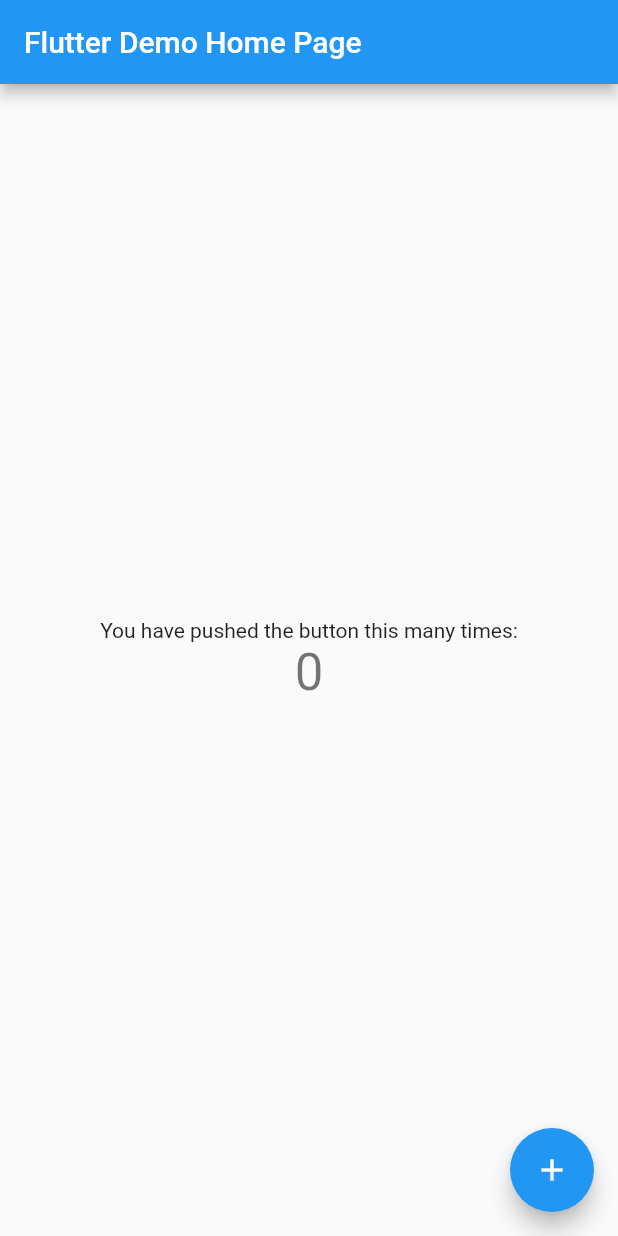
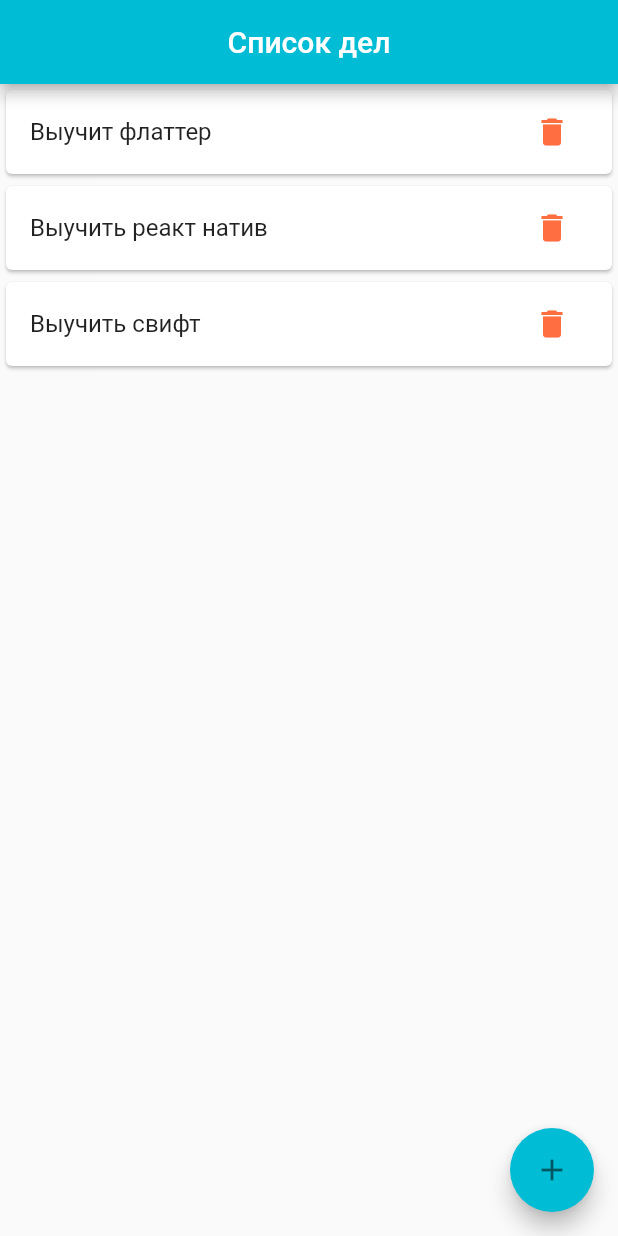
Before and after one commit to kirbi96/flatter, a Flutter app: the screen it shows after launch, on a phone screen of 412 x 824 dp. Run offline on Flutter 3.47's test engine with Material 2 defaults, Android fonts, the phone set to English and light mode, and no system bars.

Commit message:
create todo

```diff
--- a/lib/main.dart
+++ b/lib/main.dart
@@ -1,115 +1,9 @@
 import 'package:flutter/material.dart';
+import 'package:flutter_app/screens/home.dart';
 
-void main() {
-  runApp(const MyApp());
-}
-
-class MyApp extends StatelessWidget {
-  const MyApp({Key? key}) : super(key: key);
-
-  // This widget is the root of your application.
-  @override
-  Widget build(BuildContext context) {
-    return MaterialApp(
-      title: 'Flutter Demo',
-      theme: ThemeData(
-        // This is the theme of your application.
-        //
-        // Try running your application with "flutter run". You'll see the
-        // application has a blue toolbar. Then, without quitting the app, try
-        // changing the primarySwatch below to Colors.green and then invoke
-        // "hot reload" (press "r" in the console where you ran "flutter run",
-        // or simply save your changes to "hot reload" in a Flutter IDE).
-        // Notice that the counter didn't reset back to zero; the application
-        // is not restarted.
-        primarySwatch: Colors.blue,
-      ),
-      home: const MyHomePage(title: 'Flutter Demo Home Page'),
-    );
-  }
-}
-
-class MyHomePage extends StatefulWidget {
-  const MyHomePage({Key? key, required this.title}) : super(key: key);
-
-  // This widget is the home page of your application. It is stateful, meaning
-  // that it has a State object (defined below) that contains fields that affect
-  // how it looks.
-
-  // This class is the configuration for the state. It holds the values (in this
-  // case the title) provided by the parent (in this case the App widget) and
-  // used by the build method of the State. Fields in a Widget subclass are
-  // always marked "final".
-
-  final String title;
-
-  @override
-  State<MyHomePage> createState() => _MyHomePageState();
-}
-
-class _MyHomePageState extends State<MyHomePage> {
-  int _counter = 0;
-
-  void _incrementCounter() {
-    setState(() {
-      // This call to setState tells the Flutter framework that something has
-      // changed in this State, which causes it to rerun the build method below
-      // so that the display can reflect the updated values. If we changed
-      // _counter without calling setState(), then the build method would not be
-      // called again, and so nothing would appear to happen.
-      _counter++;
-    });
-  }
-
-  @override
-  Widget build(BuildContext context) {
-    // This method is rerun every time setState is called, for instance as done
-    // by the _incrementCounter method above.
-    //
-    // The Flutter framework has been optimized to make rerunning build methods
-    // fast, so that you can just rebuild anything that needs updating rather
-    // than having to individually change instances of widgets.
-    return Scaffold(
-      appBar: AppBar(
-        // Here we take the value from the MyHomePage object that was created by
-        // the App.build method, and use it to set our appbar title.
-        title: Text(widget.title),
-      ),
-      body: Center(
-        // Center is a layout widget. It takes a single child and positions it
-        // in the middle of the parent.
-        child: Column(
-          // Column is also a layout widget. It takes a list of children and
-          // arranges them vertically. By default, it sizes itself to fit its
-          // children horizontally, and tries to be as tall as its parent.
-          //
-          // Invoke "debug painting" (press "p" in the console, choose the
-          // "Toggle Debug Paint" action from the Flutter Inspector in Android
-          // Studio, or the "Toggle Debug Paint" command in Visual Studio Code)
-          // to see the wireframe for each widget.
-          //
-          // Column has various properties to control how it sizes itself and
-          // how it positions its children. Here we use mainAxisAlignment to
-          // center the children vertically; the main axis here is the vertical
-          // axis because Columns are vertical (the cross axis would be
-          // horizontal).
-          mainAxisAlignment: MainAxisAlignment.center,
-          children: <Widget>[
-            const Text(
-              'You have pushed the button this many times:',
-            ),
-            Text(
-              '$_counter',
-              style: Theme.of(context).textTheme.headline4,
-            ),
-          ],
-        ),
-      ),
-      floatingActionButton: FloatingActionButton(
-        onPressed: _incrementCounter,
-        tooltip: 'Increment',
-        child: const Icon(Icons.add),
-      ), // This trailing comma makes auto-formatting nicer for build methods.
-    );
-  }
-}
+void main() => runApp(MaterialApp(
+  theme: ThemeData(
+    primaryColor: Colors.deepOrangeAccent,
+  ),
+  home: const Home(),
+));
--- /dev/null
+++ b/lib/screens/home.dart
@@ -0,0 +1,88 @@
+import 'package:flutter/material.dart';
+
+class Home extends StatefulWidget {
+  const Home({Key? key}) : super(key: key);
+
+  @override
+  State<Home> createState() => _HomeState();
+}
+
+class _HomeState extends State<Home> {
+
+  String task = '';
+  List todoList = [];
+
+  @override
+  void initState() {
+    super.initState();
+
+    todoList.addAll(['Выучит флаттер', 'Выучить реакт натив', 'Выучить свифт']);
+  }
+
+  @override
+  Widget build(BuildContext context) {
+    return Scaffold(
+      appBar: AppBar(
+        title: const Text('Список дел'),
+        centerTitle: true,
+        backgroundColor: Colors.cyan,
+      ),
+      body: ListView.builder(
+          itemCount: todoList.length,
+          itemBuilder: (BuildContext context, int index) {
+            return Dismissible(
+                key: Key(todoList[index]),
+                child: Card(
+                  child: ListTile(
+                      title: Text(todoList[index]),
+                    trailing: IconButton(
+                      icon: const Icon(
+                        Icons.delete,
+                        color: Colors.deepOrangeAccent,
+                      ),
+                      onPressed: () {
+                        setState(() {
+                          todoList.removeAt(index);
+                        });
+                      },
+                    ),
+                  ),
+                ),
+                onDismissed: (direction) {
+                  setState(() {
+                    todoList.removeAt(index);
+                  });
+                },
+            );
+          }
+      ),
+      floatingActionButton: FloatingActionButton(
+        backgroundColor: Colors.cyan,
+        onPressed: () {
+          showDialog(context: context, builder: (BuildContext context) {
+            return AlertDialog(
+            title: const Text('Добавить задачу'),
+              content: TextField(
+                onChanged: (String value){
+                  task = value;
+                },
+              ),
+              actions: [
+                ElevatedButton(onPressed: () {
+                  setState(() {
+                    todoList.add(task);
+                  });
+                  Navigator.of(context).pop();
+                }, child: const Text('Добавить'))
+              ],
+            );
+          });
+        },
+        child: const Icon(
+          Icons.add,
+          color: Colors.black54,
+        ),
+      ),
+    );
+  }
+}
```
Also changed, not shown: 1 other file.
